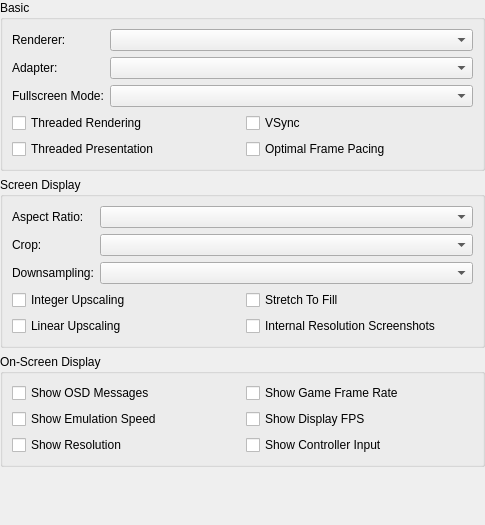
Old version of the form src/duckstation-qt/displaysettingswidget.ui in the repository kofxi3584karlayang/duckstation.
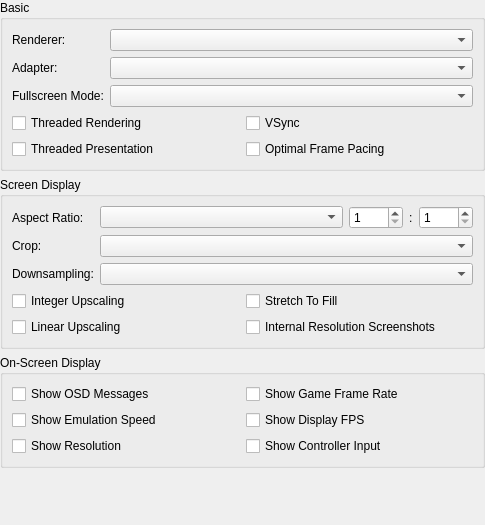
New version of the form.

Commit message: Support custom and match display aspect ratios

What changed in the file:
```diff
--- a/src/duckstation-qt/displaysettingswidget.ui
+++ b/src/duckstation-qt/displaysettingswidget.ui
@@ -111,7 +111,38 @@
        </widget>
       </item>
       <item row="0" column="1">
-       <widget class="QComboBox" name="displayAspectRatio"/>
+       <layout class="QHBoxLayout" name="horizontalLayout" stretch="1,0,0,0">
+        <item>
+         <widget class="QComboBox" name="displayAspectRatio"/>
+        </item>
+        <item>
+         <widget class="QSpinBox" name="customAspectRatioNumerator">
+          <property name="minimum">
+           <number>1</number>
+          </property>
+          <property name="maximum">
+           <number>9999</number>
+          </property>
+         </widget>
+        </item>
+        <item>
+         <widget class="QLabel" name="customAspectRatioSeparator">
+          <property name="text">
+           <string>:</string>
+          </property>
+         </widget>
+        </item>
+        <item>
+         <widget class="QSpinBox" name="customAspectRatioDenominator">
+          <property name="minimum">
+           <number>1</number>
+          </property>
+          <property name="maximum">
+           <number>9999</number>
+          </property>
+         </widget>
+        </item>
+       </layout>
       </item>
       <item row="1" column="0">
        <widget class="QLabel" name="label_3">
```
The commit also changes 18 other files.
